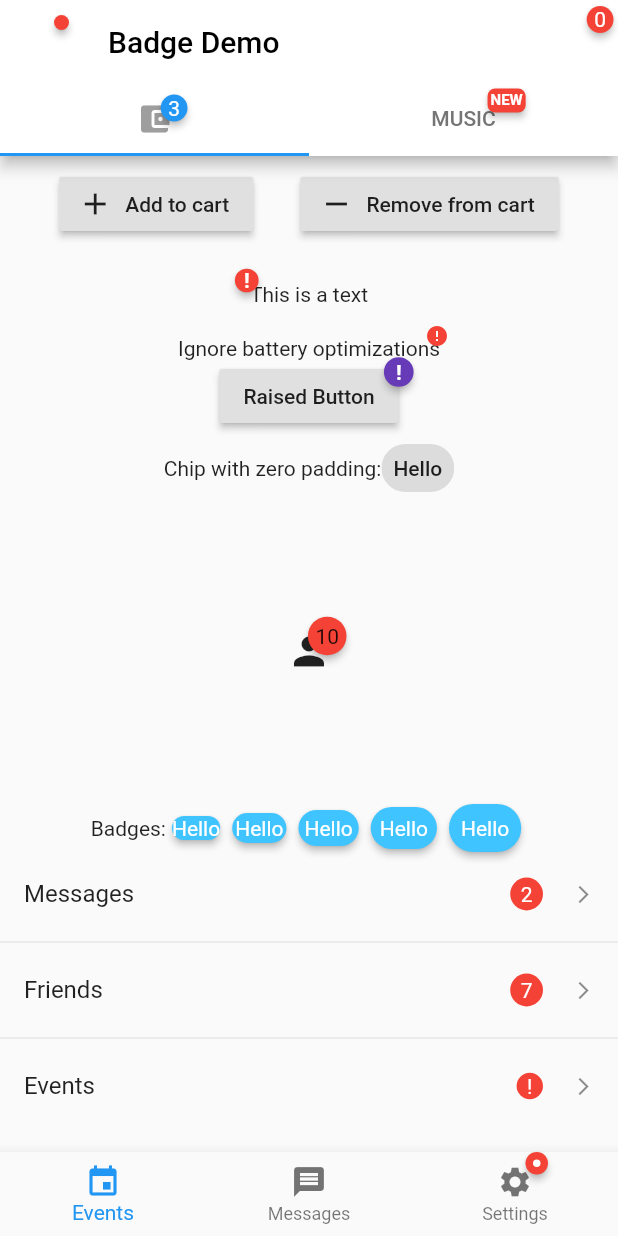
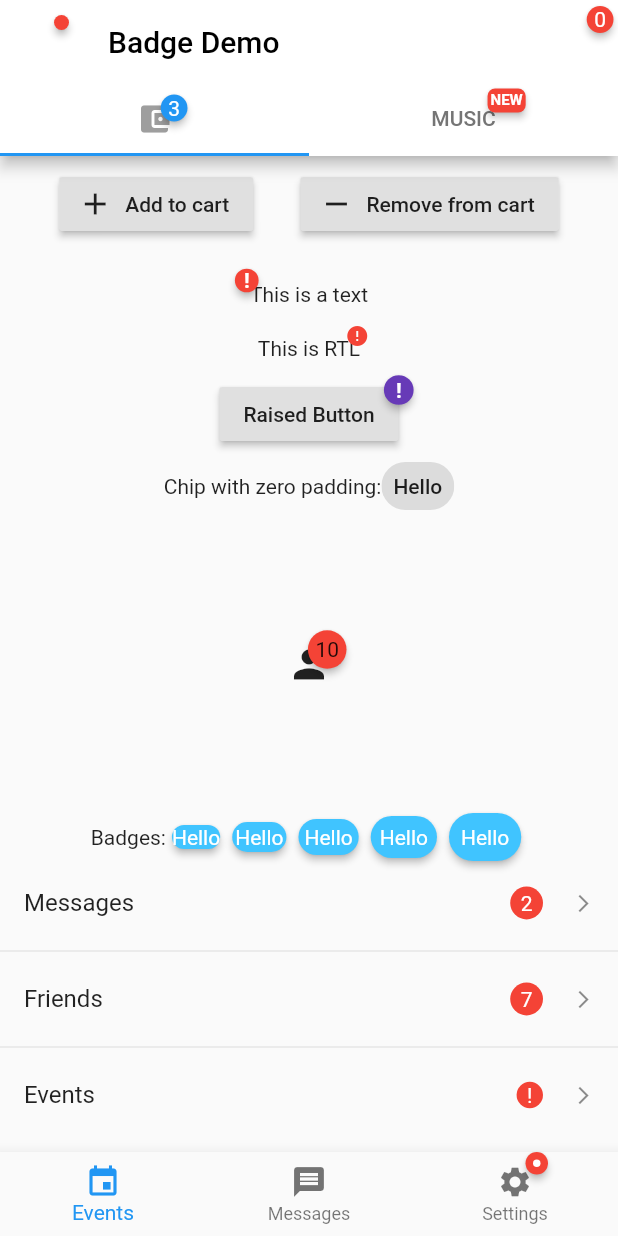
Before and after one commit to yako-dev/flutter_badges, a Flutter app: the screen it shows after launch, on a phone screen of 412 x 824 dp. Run offline on Flutter 3.47's test engine with Material 2 defaults, Android fonts, the phone set to English and light mode, and no system bars.

Commit message:
UI example fix

```diff
--- a/example/lib/main.dart
+++ b/example/lib/main.dart
@@ -303,17 +303,16 @@ class _HomeScreenState extends State<HomeScreen> {
   }
 
   Widget _directionalBadge() {
-    return Badge(
-      position: BadgePosition.topEnd(),
-      padding: EdgeInsetsDirectional.only(end: 4),
-      badgeContent: Icon(
-        Icons.error,
-        size: 16.0,
-        color: Colors.red,
+    return Padding(
+      padding: const EdgeInsets.only(bottom: 12.0),
+      child: Badge(
+        elevation: 0,
+        position: BadgePosition.topEnd(),
+        padding: EdgeInsetsDirectional.only(end: 4),
+        badgeColor: Colors.transparent,
+        badgeContent: Icon(Icons.error, size: 16.0, color: Colors.red),
+        child: Text('This is RTL'),
       ),
-      badgeColor: Colors.transparent,
-      elevation: 0,
-      child: Text('Ignore battery optimizations'),
     );
   }
 }
```
